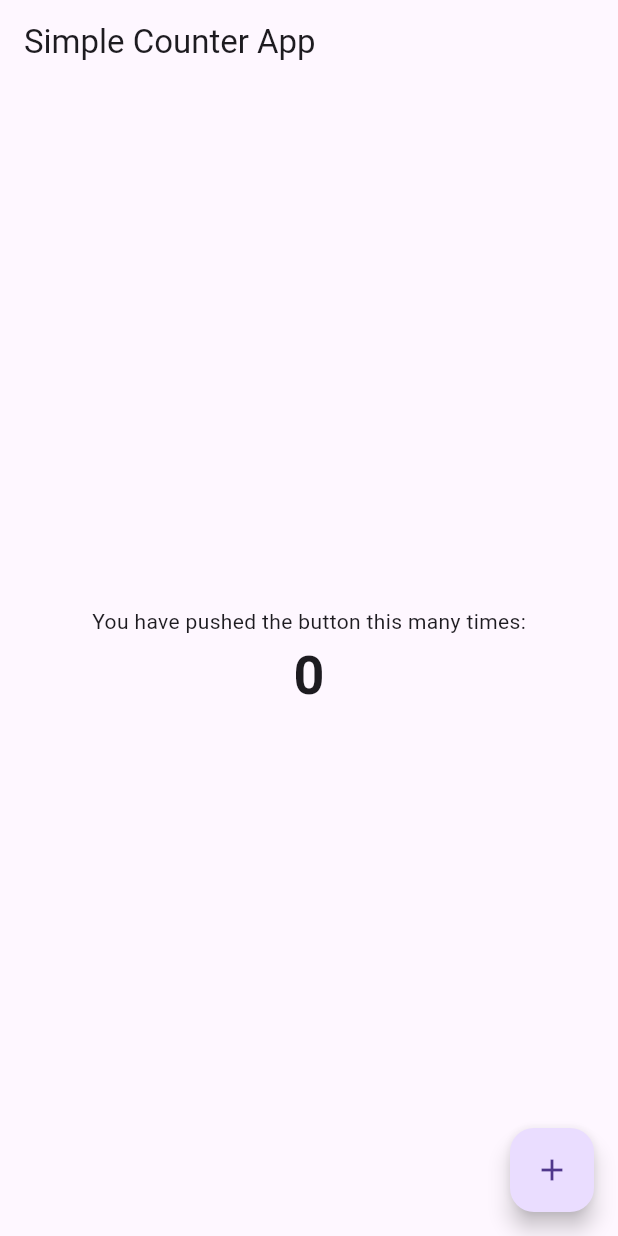
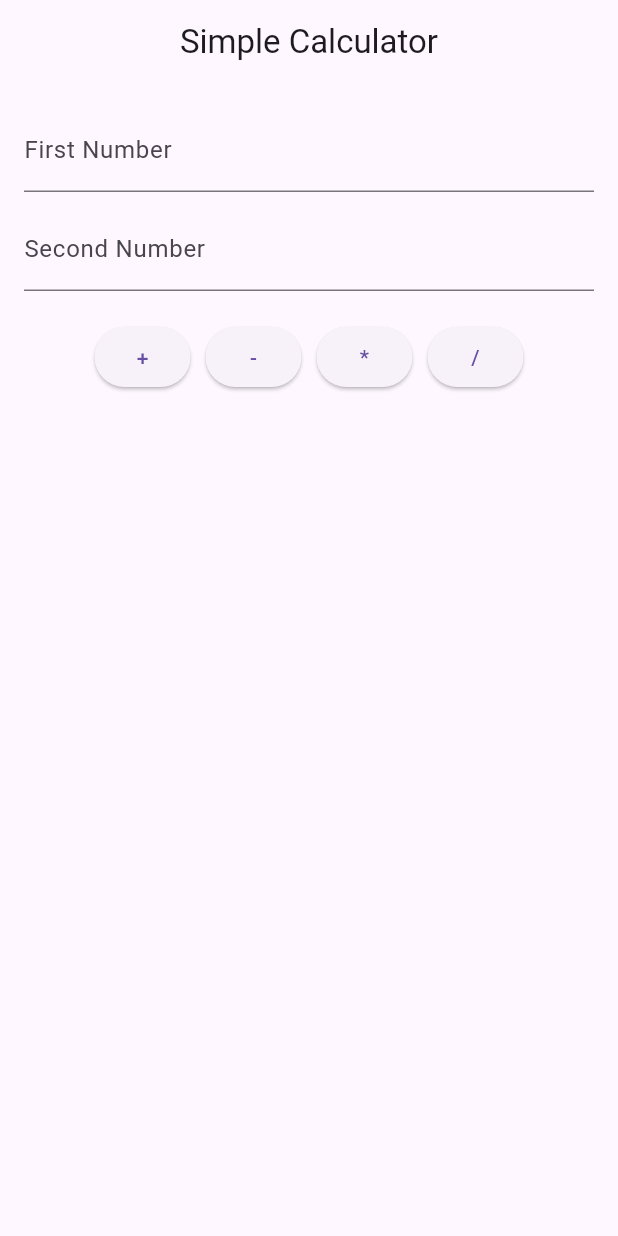
Before and after one commit to aliasc126/FlutterExample, a Flutter app: the screen it shows after launch, on a phone screen of 412 x 824 dp. Run offline on Flutter 3.47's test engine with Material 3 defaults, Android fonts, the phone set to English and light mode, and no system bars.

Commit message:
Second Commit

```diff
--- a/lib/main.dart
+++ b/lib/main.dart
@@ -1,37 +1,74 @@
 import 'package:flutter/material.dart';
 
 void main() {
-  runApp(MyApp());
+  runApp(CalculatorApp());
 }
 
-class MyApp extends StatelessWidget {
-  const MyApp({super.key});
-
+class CalculatorApp extends StatelessWidget {
   @override
   Widget build(BuildContext context) {
     return MaterialApp(
-      title: 'Flutter Counter Demo',
-      theme: ThemeData(
-        primarySwatch: Colors.blue,
-      ),
-      home: CounterPage(),
+      title: 'Simple Calculator',
+      theme: ThemeData(primarySwatch: Colors.blue),
+      home: CalculatorPage(),
+      debugShowCheckedModeBanner: false,
     );
   }
 }
 
-class CounterPage extends StatefulWidget {
-  const CounterPage({super.key});
-
+class CalculatorPage extends StatefulWidget {
   @override
-  _CounterPageState createState() => _CounterPageState();
+  _CalculatorPageState createState() => _CalculatorPageState();
 }
 
-class _CounterPageState extends State<CounterPage> {
-  int _counter = 0;
+class _CalculatorPageState extends State<CalculatorPage> {
+  final TextEditingController _num1Controller = TextEditingController();
+  final TextEditingController _num2Controller = TextEditingController();
 
-  void _incrementCounter() {
+  double? _result;
+  String _operation = '';
+
+  void _calculate(String operator) {
+    final double? num1 = double.tryParse(_num1Controller.text);
+    final double? num2 = double.tryParse(_num2Controller.text);
+
+    if (num1 == null || num2 == null) {
+      setState(() {
+        _result = null;
+        _operation = 'Invalid input';
+      });
+      return;
+    }
+
+    double res;
+
+    switch (operator) {
+      case '+':
+        res = num1 + num2;
+        break;
+      case '-':
+        res = num1 - num2;
+        break;
+      case '*':
+        res = num1 * num2;
+        break;
+      case '/':
+        if (num2 == 0) {
+          setState(() {
+            _operation = 'Cannot divide by zero';
+            _result = null;
+          });
+          return;
+        }
+        res = num1 / num2;
+        break;
+      default:
+        res = 0;
+    }
+
     setState(() {
-      _counter++; // Increase counter value
+      _result = res;
+      _operation = operator;
     });
   }
 
@@ -39,24 +76,56 @@ class _CounterPageState extends State<CounterPage> {
   Widget build(BuildContext context) {
     return Scaffold(
       appBar: AppBar(
-        title: Text('Simple Counter App'),
+        title: Text('Simple Calculator'),
+        centerTitle: true,
       ),
-      body: Center(
+      body: Padding(
+        padding: const EdgeInsets.all(16.0),
         child: Column(
-          mainAxisAlignment: MainAxisAlignment.center,
-          children: <Widget>[
-            Text('You have pushed the button this many times:'),
-            Text(
-              '$_counter',
-              style: TextStyle(fontSize: 36, fontWeight: FontWeight.bold),
+          children: [
+            TextField(
+              controller: _num1Controller,
+              decoration: InputDecoration(labelText: 'First Number'),
+              keyboardType: TextInputType.number,
             ),
+            SizedBox(height: 10),
+            TextField(
+              controller: _num2Controller,
+              decoration: InputDecoration(labelText: 'Second Number'),
+              keyboardType: TextInputType.number,
+            ),
+            SizedBox(height: 20),
+            Wrap(
+              spacing: 10,
+              children: [
+                ElevatedButton(
+                  onPressed: () => _calculate('+'),
+                  child: Text('+'),
+                ),
+                ElevatedButton(
+                  onPressed: () => _calculate('-'),
+                  child: Text('-'),
+                ),
+                ElevatedButton(
+                  onPressed: () => _calculate('*'),
+                  child: Text('*'),
+                ),
+                ElevatedButton(
+                  onPressed: () => _calculate('/'),
+                  child: Text('/'),
+                ),
+              ],
+            ),
+            SizedBox(height: 30),
+            if (_result != null || _operation.isNotEmpty)
+              Text(
+                _result != null
+                    ? 'Result: $_result'
+                    : _operation,
+                style: TextStyle(fontSize: 24, fontWeight: FontWeight.bold),
+              ),
           ],
         ),
-      ),
-      floatingActionButton: FloatingActionButton(
-        onPressed: _incrementCounter,
-        tooltip: 'Increment',
-        child: Icon(Icons.add),
       ),
     );
   }
```
Also changed, not shown: 2 other files.
